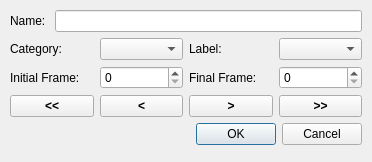
First picture: the form in modules/app/dialogframebased.ui, repository smartsenselab/SSAT, before the edit.
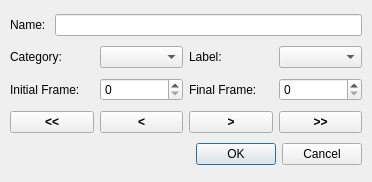
Second picture: the form after the edit.

Commit message: Changinng dialog sizw

The edit to the form file:
```diff
--- a/modules/app/dialogframebased.ui
+++ b/modules/app/dialogframebased.ui
@@ -7,7 +7,7 @@
     <x>0</x>
     <y>0</y>
     <width>372</width>
-    <height>162</height>
+    <height>182</height>
    </rect>
   </property>
   <property name="windowTitle">
@@ -19,7 +19,7 @@
      <x>10</x>
      <y>10</y>
      <width>352</width>
-     <height>137</height>
+     <height>161</height>
     </rect>
    </property>
    <layout class="QVBoxLayout" name="verticalLayout">
```
